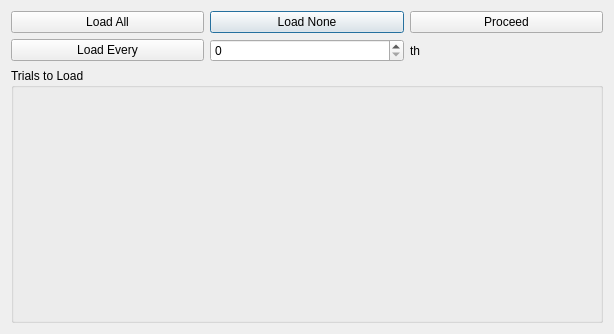
Before: the Qt Designer form gui/graph/loadingprogress.ui in hundlab/LongQt, drawn with Qt 5.
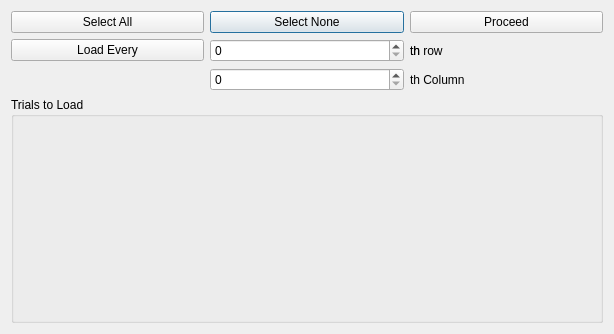
After: the same form once the commit is applied.

What changed in the file:
```diff
--- a/gui/graph/loadingprogress.ui
+++ b/gui/graph/loadingprogress.ui
@@ -17,11 +17,11 @@
    <item row="0" column="1">
     <widget class="QPushButton" name="skipButton">
      <property name="text">
-      <string>Load None</string>
+      <string>Select None</string>
      </property>
     </widget>
    </item>
-   <item row="2" column="0" colspan="3">
+   <item row="3" column="0" colspan="3">
     <widget class="QGroupBox" name="advanced">
      <property name="title">
       <string>Trials to Load</string>
@@ -39,7 +39,7 @@
    <item row="0" column="0">
     <widget class="QPushButton" name="loadAll">
      <property name="text">
-      <string>Load All</string>
+      <string>Select All</string>
      </property>
     </widget>
    </item>
@@ -60,6 +60,23 @@
      </property>
     </widget>
    </item>
+   <item row="1" column="2">
+    <widget class="QLabel" name="rowLabel">
+     <property name="text">
+      <string>th row</string>
+     </property>
+    </widget>
+   </item>
+   <item row="2" column="1">
+    <widget class="QSpinBox" name="columnSpinBox"/>
+   </item>
+   <item row="2" column="2">
+    <widget class="QLabel" name="columnLabel">
+     <property name="text">
+      <string>th Column</string>
+     </property>
+    </widget>
+   </item>
   </layout>
  </widget>
  <resources/>
```
Left out of the diff: 3 changed lines with no effect on the pictures.
